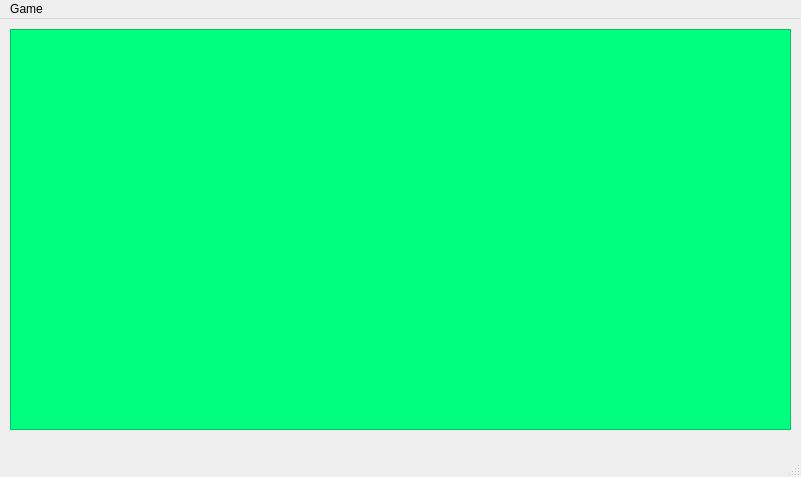
Nipel-Crumple/AirHockey, file project/gamewindow.ui: the form before one commit.
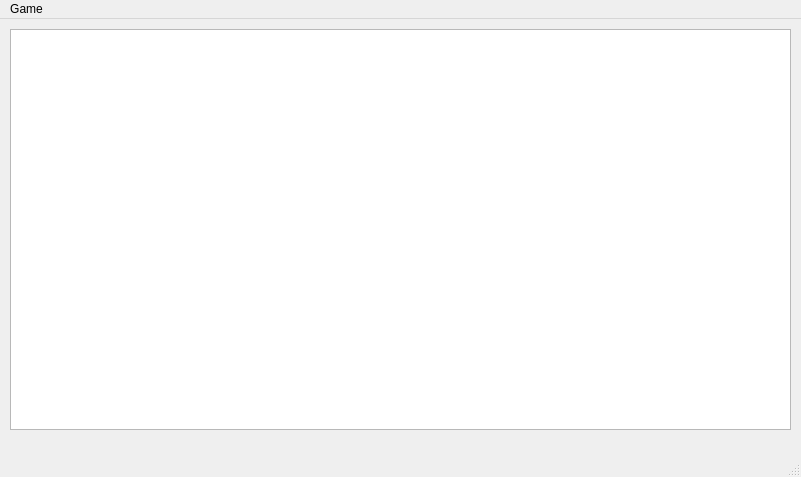
The form after the commit.

Commit message: Let's begin

Patch:
```diff
--- a/project/gamewindow.ui
+++ b/project/gamewindow.ui
@@ -24,7 +24,7 @@
      </rect>
     </property>
     <property name="styleSheet">
-     <string notr="true">background-color: #00ff7f</string>
+     <string notr="true"/>
     </property>
    </widget>
    <zorder>lcdNumber</zorder>
```
Left out of the diff: 3 changed lines with no effect on the pictures. The commit also changes 1 other file.
